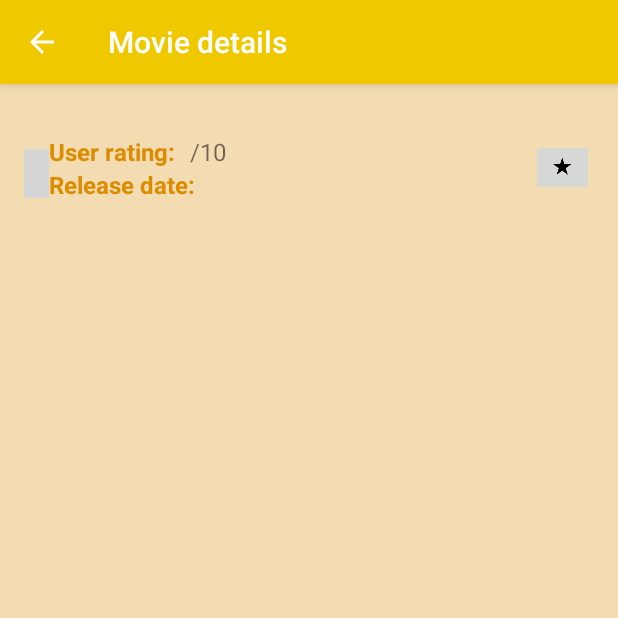
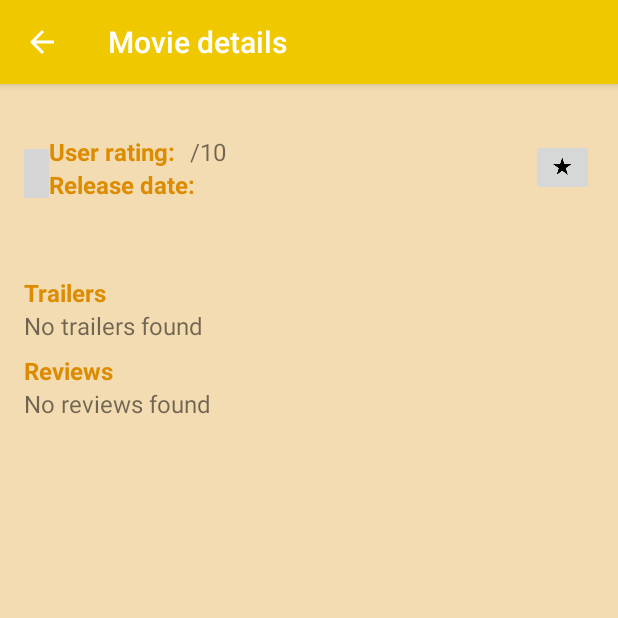
Before and after one commit to mfrancetic/popular-movies, an Android app: the DetailActivity screen opened directly, with no data from a screen before it, after a tap on "Favorites button", on a phone screen of 412 x 824 dp, the top half of it. Run offline under Robolectric (Android 15) with nearby library versions, the phone set to English and light mode, and no system bars; our stand-ins replace Picasso, Room's generated code; pictures from the network do not load; 10 statements that could not run were skipped; grey boxes are pictures that could not be loaded.

Commit message:
Added a TextView when there are no trailers or reviews found

```diff
--- a/app/src/main/java/com/example/android/popularmovies/DetailActivity.java
+++ b/app/src/main/java/com/example/android/popularmovies/DetailActivity.java
@@ -61,6 +61,16 @@ public class DetailActivity extends AppCompatActivity {
      * TextView displaying the label for the review
      */
     private TextView reviewLabelTextView;
+
+    /**
+     * TextView that is displayed when the trailer list is empty
+     */
+    private TextView emptyTrailerTextView;
+
+    /**
+     * TextView that is displayed when the review list is empty
+     */
+    private TextView emptyReviewTextView;
 
     /**
      * Review list
@@ -159,6 +169,8 @@ public class DetailActivity extends AppCompatActivity {
         reviewLabelTextView = findViewById(R.id.review_label);
         trailerLabelTextView = findViewById(R.id.trailer_label);
         scrollView = findViewById(R.id.scroll_view);
+        emptyReviewTextView = findViewById(R.id.empty_review_view);
+        emptyTrailerTextView = findViewById(R.id.empty_trailer_view);
 
         /* Create a new TrailerAdapter and ReviewAdapter */
         trailerAdapter = new TrailerAdapter(trailers);
@@ -328,10 +340,11 @@ public class DetailActivity extends AppCompatActivity {
          */
         @Override
         protected void onPostExecute(List<Review> reviews) {
-            /* If there are no reviews, hide the reviewLabel and reviewRecyclerView */
+            /* If there are no reviews, hide the reviewRecyclerView and inform the user there
+             * are no reviews found */
             if (reviews.size() == 0) {
-                reviewLabelTextView.setVisibility(View.GONE);
                 reviewRecyclerView.setVisibility(View.GONE);
+                emptyReviewTextView.setText(getString(R.string.no_reviews_found));
                 /* If there are review values, populate the UI with them */
             } else {
                 populateReviews();
@@ -345,6 +358,8 @@ public class DetailActivity extends AppCompatActivity {
     private void populateReviews() {
         reviewAdapter = new ReviewAdapter(reviews);
         reviewRecyclerView.setAdapter(reviewAdapter);
+        reviewRecyclerView.setVisibility(View.VISIBLE);
+        emptyReviewTextView.setVisibility(View.GONE);
         reviewRecyclerView.setLayoutManager(new LinearLayoutManager(DetailActivity.this));
     }
 
@@ -353,13 +368,15 @@ public class DetailActivity extends AppCompatActivity {
      */
     private void populateTrailers() {
         trailerAdapter = new TrailerAdapter(trailers);
+        trailerRecyclerView.setVisibility(View.VISIBLE);
         trailerRecyclerView.setAdapter(trailerAdapter);
+        emptyTrailerTextView.setVisibility(View.GONE);
         trailerRecyclerView.setLayoutManager(new LinearLayoutManager(DetailActivity.this));
     }
 
     /**
      * TrailerAsyncTask class that uses the movie ID to create the trailerUrlPath String of that
-     * movie, makes the HTTP request and parses the JSON String in order to create a new Trailer object.
+     * movie, makes the HTTP request and parses the JSON String in order to create a cnew Trailer object.
      * Returns a list of trailers.
      */
     private class TrailerAsyncTask extends AsyncTask<String, Void, List<Trailer>> {
@@ -414,10 +431,11 @@ public class DetailActivity extends AppCompatActivity {
          */
         @Override
         protected void onPostExecute(List<Trailer> trailers) {
-            /* If there are no trailers, hide the trailerLabel and trailerRecyclerView */
+            /* If there are no trailers, hide the trailerRecyclerView and inform the user there
+             * are no trailers found */
             if (trailers.size() == 0) {
-                trailerLabelTextView.setVisibility(View.GONE);
                 trailerRecyclerView.setVisibility(View.GONE);
+                emptyTrailerTextView.setText(getString(R.string.no_trailers_found));
             } else {
                 populateTrailers();
             }
@@ -480,14 +498,19 @@ public class DetailActivity extends AppCompatActivity {
             query String. If not, populate the trailers. */
             if (trailers == null) {
                 new TrailerAsyncTask().execute(String.valueOf(id), QueryUtils.TRAILER_QUERY);
+            } else if (trailers.size() == 0) {
+                emptyTrailerTextView.setText(getString(R.string.no_trailers_found));
             } else {
                 populateTrailers();
             }
+
 
             /* If there are no reviews, execute the ReviewAsyncTask using the review
             query String. If not, populate the reviews. */
             if (reviews == null) {
                 new ReviewAsyncTask().execute(String.valueOf(id), String.valueOf(QueryUtils.REVIEW_QUERY));
+            } else if (reviews.size() == 0) {
+                emptyReviewTextView.setText(getString(R.string.no_reviews_found));
             } else {
                 populateReviews();
             }
--- a/app/src/main/res/layout/activity_detail.xml
+++ b/app/src/main/res/layout/activity_detail.xml
@@ -1,6 +1,5 @@
 <?xml version="1.0" encoding="utf-8"?><!-- Layout that represents details of the chosen movie -->
-<ScrollView
-    xmlns:android="http://schemas.android.com/apk/res/android"
+<ScrollView xmlns:android="http://schemas.android.com/apk/res/android"
     xmlns:app="http://schemas.android.com/apk/res-auto"
     xmlns:tools="http://schemas.android.com/tools"
     android:id="@+id/scroll_view"
@@ -55,10 +54,9 @@
             android:layout_height="wrap_content"
             android:contentDescription="@string/favorites_button"
             android:src="@drawable/ic_star_rate"
+            app:layout_constraintBottom_toBottomOf="@id/release_date_text_view"
             app:layout_constraintEnd_toEndOf="parent"
-            app:layout_constraintTop_toTopOf="@id/user_rating_text_view"
-            app:layout_constraintBottom_toBottomOf="@id/release_date_text_view"
-            />
+            app:layout_constraintTop_toTopOf="@id/user_rating_text_view" />
 
         <TextView
             style="@style/TextViewValueStyle"
@@ -88,6 +86,14 @@
             app:layout_constraintStart_toStartOf="parent"
             app:layout_constraintTop_toBottomOf="@id/plot_synopsis_text_view" />
 
+        <!-- Empty view is only visible when the trailer list has no items-->
+        <TextView
+            android:id="@+id/empty_trailer_view"
+            style="@style/TextViewValueStyle"
+            android:layout_width="wrap_content"
+            android:layout_height="wrap_content"
+            app:layout_constraintTop_toBottomOf="@id/trailer_label" />
+
         <android.support.v7.widget.RecyclerView
             android:id="@+id/trailers_recycler_view"
             android:layout_width="match_parent"
@@ -104,6 +110,14 @@
             app:layout_constraintStart_toStartOf="parent"
             app:layout_constraintTop_toBottomOf="@id/trailers_recycler_view" />
 
+        <!-- Empty view is only visible when the review list has no items-->
+        <TextView
+            android:id="@+id/empty_review_view"
+            style="@style/TextViewValueStyle"
+            android:layout_width="wrap_content"
+            android:layout_height="wrap_content"
+            app:layout_constraintTop_toBottomOf="@id/review_label" />
+
         <android.support.v7.widget.RecyclerView
             android:id="@+id/reviews_recycler_view"
             android:layout_width="match_parent"
@@ -111,7 +125,5 @@
             app:layout_constraintTop_toBottomOf="@id/review_label">
 
         </android.support.v7.widget.RecyclerView>
-
     </android.support.constraint.ConstraintLayout>
-
 </ScrollView>
--- a/app/src/main/res/values/strings.xml
+++ b/app/src/main/res/values/strings.xml
@@ -19,6 +19,12 @@
 
     <!-- Text to display in the grid when there are no movies [CHAR LIMIT=NONE]-->
     <string name="no_movies_found">No movies found</string>
+
+    <!-- Text to display in the DetailActivity when there are no trailers [CHAR LIMIT=NONE]-->
+    <string name="no_trailers_found">No trailers found</string>
+
+    <!-- Text to display in the DetailActivity when there are no trailers [CHAR LIMIT=NONE]-->
+    <string name="no_reviews_found">No reviews found</string>
 
     <!-- Maximum possible user rating, displayed in the DetailActivity [CHAR LIMIT=NONE]-->
     <string name="user_rating_maximum" translatable="false">/10</string>
```
Also changed, not shown: 1 other file.
